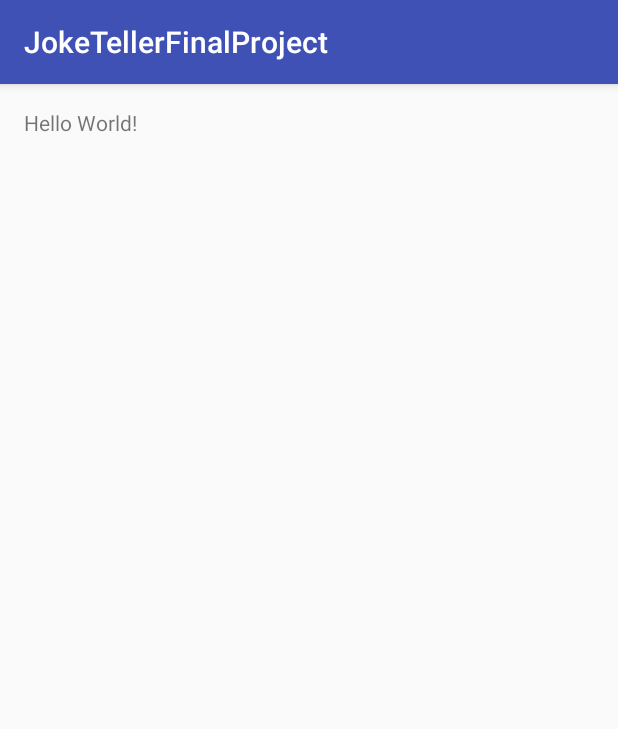
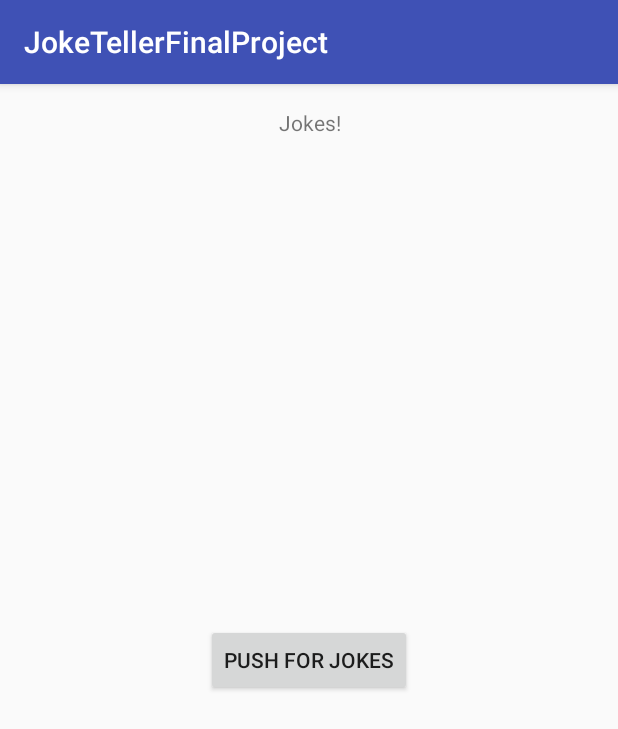
Before and after one commit to xenonzx/JokeTeller, an Android app: the screen it shows after launch (MainActivity), on a phone screen of 412 x 824 dp. Shown: the top 729 px of the screen. Run offline under Robolectric (Android 15) with nearby library versions, the phone set to English and light mode, and no system bars; our stand-ins replace ButterKnife.

Commit message:
adding the jokes button

```diff
--- a/app/src/main/java/com/luxtech_eg/joketellerfinalproject/MainActivity.java
+++ b/app/src/main/java/com/luxtech_eg/joketellerfinalproject/MainActivity.java
@@ -1,13 +1,29 @@
 package com.luxtech_eg.joketellerfinalproject;
 
+import android.os.Bundle;
 import android.support.v7.app.AppCompatActivity;
-import android.os.Bundle;
+import android.view.View;
+import android.widget.Button;
+import android.widget.Toast;
+
+import com.example.JokesProvider;
+
+import butterknife.BindView;
+import butterknife.ButterKnife;
 
 public class MainActivity extends AppCompatActivity {
-
+    @BindView(R.id.b_tell_jokes)
+    Button jokesButton;
     @Override
     protected void onCreate(Bundle savedInstanceState) {
         super.onCreate(savedInstanceState);
         setContentView(R.layout.activity_main);
+        ButterKnife.bind(this);
+        jokesButton.setOnClickListener(new View.OnClickListener() {
+            @Override
+            public void onClick(View view) {
+                Toast.makeText(MainActivity.this,JokesProvider.getJoke(),Toast.LENGTH_LONG).show();
+            }
+        });
     }
 }
--- a/app/src/main/res/layout/activity_main.xml
+++ b/app/src/main/res/layout/activity_main.xml
@@ -10,7 +10,17 @@
     tools:context="com.luxtech_eg.joketellerfinalproject.MainActivity">
 
     <TextView
+        android:gravity="center_horizontal"
         android:layout_width="wrap_content"
         android:layout_height="wrap_content"
-        android:text="Hello World!" />
+        android:text="Jokes!"
+        android:layout_alignParentTop="true"
+        android:layout_centerHorizontal="true" />
+    <Button
+        android:id="@+id/b_tell_jokes"
+        android:layout_width="wrap_content"
+        android:layout_height="wrap_content"
+        android:text="@string/tell_jokes"
+        android:layout_centerHorizontal="true"
+        android:layout_centerVertical="true"/>
 </RelativeLayout>
--- a/app/src/main/res/values/strings.xml
+++ b/app/src/main/res/values/strings.xml
@@ -1,3 +1,4 @@
 <resources>
     <string name="app_name">JokeTellerFinalProject</string>
+    <string name="tell_jokes">push for jokes</string>
 </resources>
```
